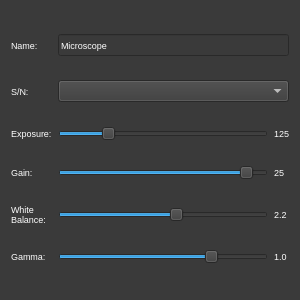
First picture: the form in ui/settingPopUpMenu.ui, repository AllenNeuralDynamics/parallax, before the edit.
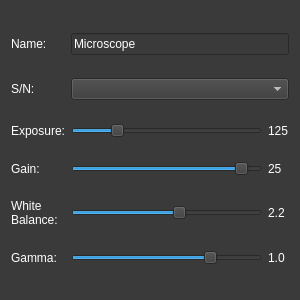
Second picture: the form after the edit.

Commit message: font size increased in Setting Menu

Diff of the .ui file:
```diff
--- a/ui/settingPopUpMenu.ui
+++ b/ui/settingPopUpMenu.ui
@@ -29,7 +29,7 @@
    <string notr="true">QWidget{
 background-color: rgb(58, 58, 58);
 color: #FFFFFF;
-font: 7pt;
+font: 9pt;
 }</string>
   </property>
   <layout class="QGridLayout" name="gridLayout">
@@ -107,7 +107,7 @@
      </property>
      <property name="font">
       <font>
-       <pointsize>7</pointsize>
+       <pointsize>9</pointsize>
        <weight>50</weight>
        <italic>false</italic>
        <bold>false</bold>
```
The commit also changes 1 other file.
